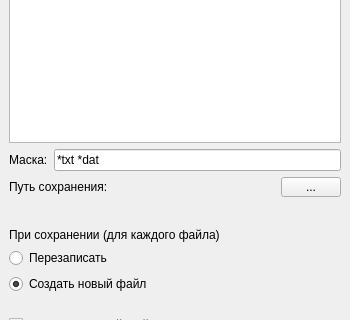
First picture: the form in mainwindow.ui, repository StariyDedushka/xor-file, before the edit; both pictures show x 0 to 350 and y 104 to 424 of the 350 by 689 pixel window.
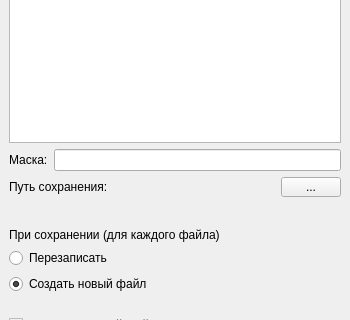
Second picture: the form after the edit.

Commit message: Ported to windows

```diff
--- a/mainwindow.ui
+++ b/mainwindow.ui
@@ -80,7 +80,7 @@
       <item>
        <widget class="QLineEdit" name="editMask">
         <property name="text">
-         <string>*txt *dat</string>
+         <string/>
         </property>
        </widget>
       </item>
```
Left out of the diff: 2 changed lines with no effect on the pictures. The commit also changes 3 other files.
